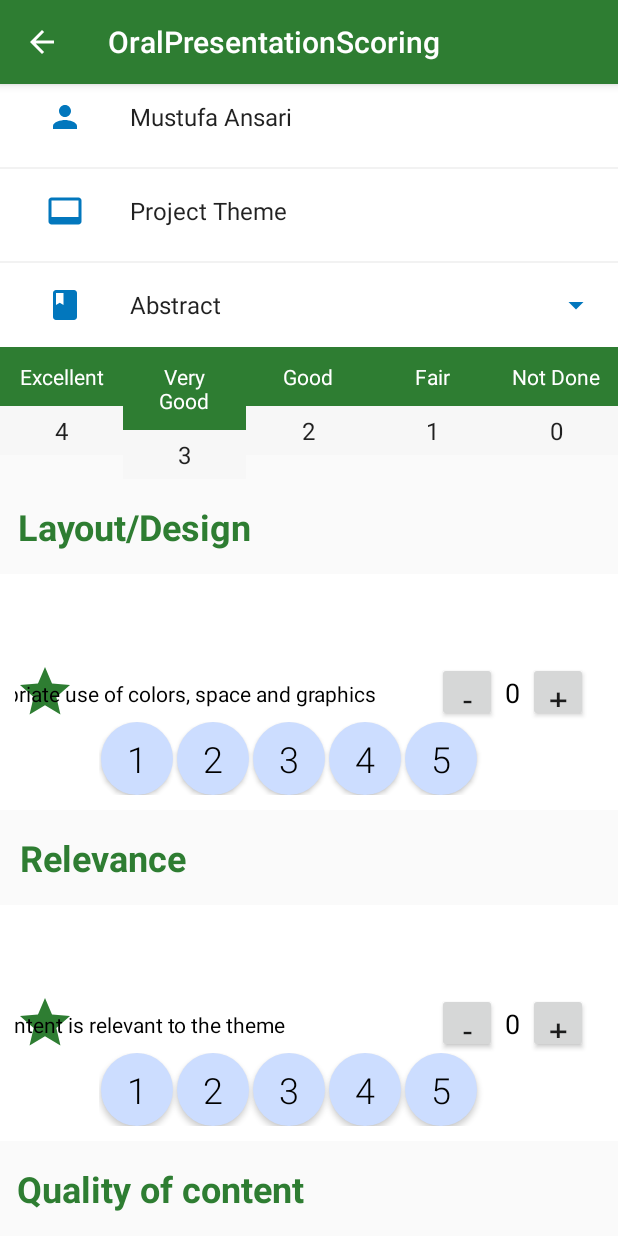
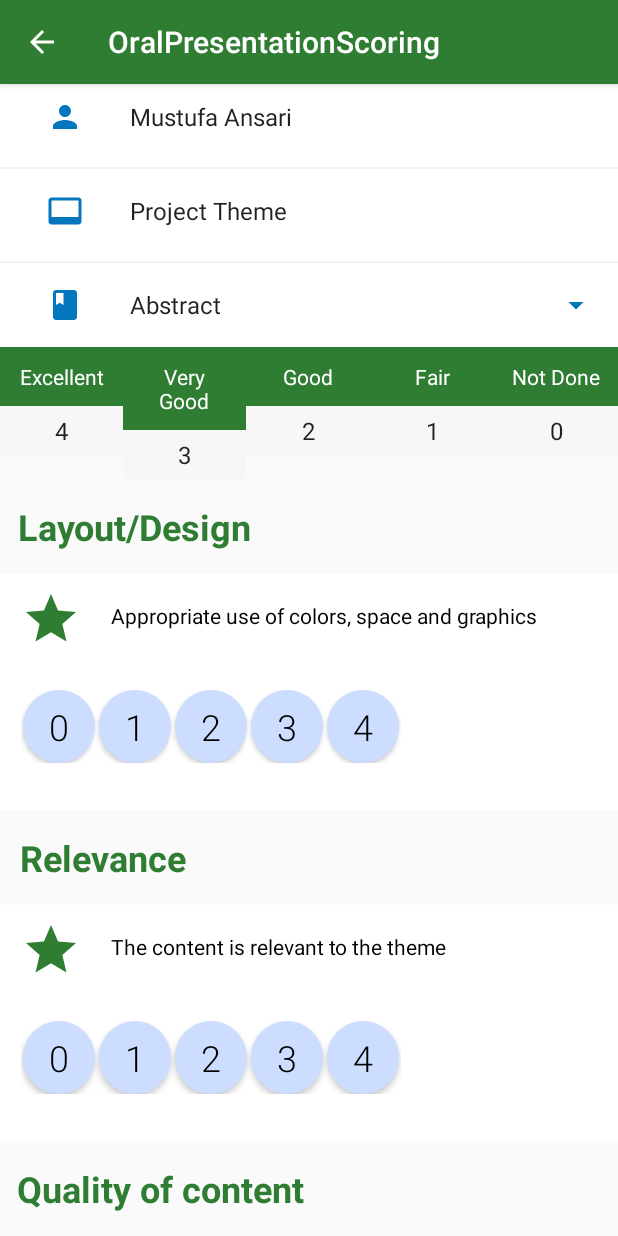
Before and after one commit to shznaqvi/ResearchDayScoringApp, an Android app: the ScoringActivity screen opened directly, with no data from a screen before it, on a phone screen of 412 x 824 dp. Run offline under Robolectric (Android 15) with nearby library versions, the phone set to English and light mode, and no system bars; our stand-ins replace data binding; 4 statements that could not run were skipped.

Commit message:
some changes

```diff
--- a/app/src/main/java/edu/aku/hassannaqvi/researchdayscoring/adapter/AllProjectListAdapter.java
+++ b/app/src/main/java/edu/aku/hassannaqvi/researchdayscoring/adapter/AllProjectListAdapter.java
@@ -53,9 +53,10 @@ public class AllProjectListAdapter extends RecyclerView.Adapter<AllProjectListAd
     public void onBindViewHolder(@NonNull final ViewHolder holder, final int i) {
 
         if (list.get(i) != null) {
+            holder.bi.projectTitle.setText(list.get(i).getTitle());
 
-            holder.bi.projectTitle.setText(list.get(i).getTitle());
-            holder.bi.authorFirstLetter.setText(String.valueOf(list.get(i).getAuthor().charAt(0)));
+            holder.bi.authorFirstLetter.setText(list.get(i).getProj_id().split("_")[0] + " " + list.get(i).getProj_id().split("_")[1]);
+            holder.bi.author.setText(list.get(i).getAuthor());
 
             holder.bi.viewMoreBtn.setOnClickListener(new View.OnClickListener() {
                 @Override
--- a/app/src/main/java/edu/aku/hassannaqvi/researchdayscoring/adapter/PosterScoringAdapter.java
+++ b/app/src/main/java/edu/aku/hassannaqvi/researchdayscoring/adapter/PosterScoringAdapter.java
@@ -74,27 +74,27 @@ public class PosterScoringAdapter extends RecyclerView.Adapter<RecyclerView.View
             final ContentViewHolder vh = (ContentViewHolder) holder;
             vh.bi.contentText.setText(list.get(i).sectionTitle);
             final int pos = i;
-            vh.bi.pointsPlus.setOnClickListener(new View.OnClickListener() {
-                @Override
-                public void onClick(View v) {
-                    if (list.get(pos).score <= 3) {
-                        vh.bi.counterText.setText(String.valueOf(++list.get(pos).score));
-
-                    }
-
-
-                }
-            });
-            vh.bi.pointsMinus.setOnClickListener(new View.OnClickListener() {
-                @Override
-                public void onClick(View v) {
-                    if (list.get(pos).score > 0) {
-                        vh.bi.counterText.setText(String.valueOf(--list.get(pos).score));
-
-                    }
-
-                }
-            });
+//            vh.bi.pointsPlus.setOnClickListener(new View.OnClickListener() {
+//                @Override
+//                public void onClick(View v) {
+//                    if (list.get(pos).score <= 3) {
+//                        vh.bi.counterText.setText(String.valueOf(++list.get(pos).score));
+//
+//                    }
+//
+//
+//                }
+//            });
+//            vh.bi.pointsMinus.setOnClickListener(new View.OnClickListener() {
+//                @Override
+//                public void onClick(View v) {
+//                    if (list.get(pos).score > 0) {
+//                        vh.bi.counterText.setText(String.valueOf(--list.get(pos).score));
+//
+//                    }
+//
+//                }
+//            });
 
         }
 
--- a/app/src/main/java/edu/aku/hassannaqvi/researchdayscoring/ui/AllProjectsActivity.java
+++ b/app/src/main/java/edu/aku/hassannaqvi/researchdayscoring/ui/AllProjectsActivity.java
@@ -78,4 +78,5 @@ public class AllProjectsActivity extends AppCompatActivity {
         super.onStart();
         init();
     }
+
 }
--- a/app/src/main/res/drawable/circle_image.xml
+++ b/app/src/main/res/drawable/circle_image.xml
@@ -1,7 +1,5 @@
 <?xml version="1.0" encoding="utf-8"?>
 <layer-list xmlns:android="http://schemas.android.com/apk/res/android">
-
-
     <item>
         <shape android:shape="oval">
             <stroke
--- a/app/src/main/res/layout/activity_oral_presentation_scoring.xml
+++ b/app/src/main/res/layout/activity_oral_presentation_scoring.xml
@@ -213,7 +213,6 @@
 
                 <LinearLayout
                     android:layout_width="0dp"
-
                     android:layout_height="wrap_content"
                     android:layout_weight="1"
                     android:orientation="vertical">
--- a/app/src/main/res/layout/item_content.xml
+++ b/app/src/main/res/layout/item_content.xml
@@ -1,6 +1,7 @@
 <?xml version="1.0" encoding="utf-8"?>
 <layout xmlns:android="http://schemas.android.com/apk/res/android"
-    xmlns:app="http://schemas.android.com/apk/res-auto">
+    xmlns:app="http://schemas.android.com/apk/res-auto"
+    xmlns:tools="http://schemas.android.com/tools">
 
     <android.support.constraint.ConstraintLayout
         android:layout_width="match_parent"
@@ -9,101 +10,105 @@
         android:orientation="horizontal"
         android:padding="10dp">
 
+        <!--        -->
+
         <ImageButton
             android:id="@+id/titlebg"
             android:layout_width="40dp"
             android:layout_height="40dp"
+            android:layout_marginStart="4dp"
             android:background="@drawable/ic_star"
             android:backgroundTint="@color/colorPrimary"
-            app:layout_constraintBottom_toBottomOf="parent"
             app:layout_constraintStart_toStartOf="parent"
             app:layout_constraintTop_toTopOf="parent">
 
 
         </ImageButton>
-        <!--        -->
 
         <TextView
             android:id="@+id/contentText"
             android:layout_width="417dp"
             android:layout_height="wrap_content"
-            android:layout_marginStart="8dp"
+            android:layout_marginStart="20dp"
+            android:layout_marginTop="8dp"
             android:maxLines="2"
             android:text="Relevance and Significance of  (to field of study, community, etc.)"
             android:textAppearance="@style/TextAppearance.AppCompat.Small"
             android:textColor="@android:color/black"
-            app:layout_constraintBottom_toBottomOf="parent"
-            app:layout_constraintEnd_toStartOf="@+id/constraintLayout2"
+            app:layout_constraintEnd_toEndOf="parent"
+            app:layout_constraintHorizontal_bias="0.0"
             app:layout_constraintStart_toEndOf="@+id/titlebg"
-            app:layout_constraintTop_toTopOf="parent"
-            app:layout_constraintVertical_bias="0.509" />
+            app:layout_constraintTop_toTopOf="parent" />
 
 
-        <android.support.constraint.ConstraintLayout
-            android:id="@+id/constraintLayout2"
-            android:layout_width="0dp"
-            android:layout_height="wrap_content"
-            android:layout_marginStart="10dp"
-            android:layout_marginEnd="10dp"
-            app:layout_constraintBottom_toBottomOf="parent"
-            app:layout_constraintEnd_toEndOf="parent"
-            app:layout_constraintHorizontal_weight="4"
-            app:layout_constraintTop_toTopOf="parent">
+        <!--        <android.support.constraint.ConstraintLayout-->
+        <!--            android:id="@+id/constraintLayout2"-->
+        <!--            android:layout_width="0dp"-->
+        <!--            android:layout_height="wrap_content"-->
+        <!--            android:layout_marginStart="10dp"-->
+        <!--            android:layout_marginEnd="10dp"-->
+        <!--            app:layout_constraintBottom_toBottomOf="parent"-->
+        <!--            app:layout_constraintEnd_toEndOf="parent"-->
+        <!--            app:layout_constraintHorizontal_weight="4"-->
+        <!--            app:layout_constraintTop_toTopOf="parent">-->
 
-            <Button
-                android:id="@+id/pointsMinus"
-                android:layout_width="40dp"
-                android:layout_height="40dp"
-                android:text="-"
-                android:textAppearance="@style/TextAppearance.AppCompat.Large"
-                app:layout_constraintStart_toStartOf="parent"
-                app:layout_constraintTop_toTopOf="parent" />
+        <!--            <Button-->
+        <!--                android:id="@+id/pointsMinus"-->
+        <!--                android:layout_width="40dp"-->
+        <!--                android:layout_height="40dp"-->
+        <!--                android:text="-"-->
+        <!--                android:textAppearance="@style/TextAppearance.AppCompat.Large"-->
+        <!--                app:layout_constraintStart_toStartOf="parent"-->
+        <!--                app:layout_constraintTop_toTopOf="parent" />-->
 
-            <TextView
-                android:id="@+id/counterText"
-                android:layout_width="wrap_content"
-                android:layout_height="wrap_content"
-                android:layout_marginStart="5dp"
-                android:layout_marginEnd="5dp"
-                android:text="0"
-                android:textAppearance="@style/TextAppearance.AppCompat.Medium"
-                android:textColor="@android:color/black"
-                app:layout_constraintBottom_toBottomOf="parent"
-                app:layout_constraintEnd_toStartOf="@+id/pointsPlus"
-                app:layout_constraintStart_toEndOf="@+id/pointsMinus"
-                app:layout_constraintTop_toTopOf="parent" />
+        <!--            <TextView-->
+        <!--                android:id="@+id/counterText"-->
+        <!--                android:layout_width="wrap_content"-->
+        <!--                android:layout_height="wrap_content"-->
+        <!--                android:layout_marginStart="5dp"-->
+        <!--                android:layout_marginEnd="5dp"-->
+        <!--                android:text="0"-->
+        <!--                android:textAppearance="@style/TextAppearance.AppCompat.Medium"-->
+        <!--                android:textColor="@android:color/black"-->
+        <!--                app:layout_constraintBottom_toBottomOf="parent"-->
+        <!--                app:layout_constraintEnd_toStartOf="@+id/pointsPlus"-->
+        <!--                app:layout_constraintStart_toEndOf="@+id/pointsMinus"-->
+        <!--                app:layout_constraintTop_toTopOf="parent" />-->
 
-            <Button
-                android:id="@+id/pointsPlus"
-                android:layout_width="40dp"
-                android:layout_height="40dp"
-                android:text="+"
-                android:textAppearance="@style/TextAppearance.AppCompat.Large"
-                app:layout_constraintEnd_toEndOf="parent"
-                app:layout_constraintTop_toTopOf="parent" />
+        <!--            <Button-->
+        <!--                android:id="@+id/pointsPlus"-->
+        <!--                android:layout_width="40dp"-->
+        <!--                android:layout_height="40dp"-->
+        <!--                android:text="+"-->
+        <!--                android:textAppearance="@style/TextAppearance.AppCompat.Large"-->
+        <!--                app:layout_constraintEnd_toEndOf="parent"-->
+        <!--                app:layout_constraintTop_toTopOf="parent" />-->
 
-        </android.support.constraint.ConstraintLayout>
+        <!--        </android.support.constraint.ConstraintLayout>-->
 
         <LinearLayout
+            android:layout_width="wrap_content"
+            android:layout_marginTop="40dp"
             android:id="@+id/linearLayout"
-            android:layout_width="match_parent"
+            android:layout_marginBottom="16dp"
             android:layout_height="wrap_content"
-            android:layout_marginStart="56dp"
+            android:paddingBottom="5dp"
             android:orientation="horizontal"
-            app:layout_constraintTop_toBottomOf="@id/constraintLayout2">
+            app:layout_constraintBottom_toBottomOf="parent"
+            app:layout_constraintStart_toStartOf="@+id/titlebg"
+            app:layout_constraintTop_toBottomOf="@+id/contentText">
 
             <Button
                 android:id="@+id/pres_01_01"
                 android:layout_width="48dp"
-                android:layout_height="wrap_content"
+                android:layout_height="match_parent"
                 android:layout_marginLeft="1dp"
                 android:layout_marginRight="1dp"
                 android:background="@drawable/round_button"
                 android:fontFamily="sans-serif-light"
                 android:gravity="center"
-                android:onClick="scorePres"
                 android:padding="8dp"
-                android:text="1"
+                android:text="0"
                 android:textColor="@android:color/black"
                 android:textSize="24sp" />
 
@@ -116,9 +121,8 @@
                 android:background="@drawable/round_button"
                 android:fontFamily="sans-serif-light"
                 android:gravity="center"
-                android:onClick="scorePres"
                 android:padding="8dp"
-                android:text="2"
+                android:text="1"
                 android:textColor="@android:color/black"
                 android:textSize="24sp"
 
@@ -126,7 +130,6 @@
 
             <Button
                 android:id="@+id/pres_01_03"
-
                 android:layout_width="48dp"
                 android:layout_height="wrap_content"
                 android:layout_marginLeft="1dp"
@@ -134,15 +137,13 @@
                 android:background="@drawable/round_button"
                 android:fontFamily="sans-serif-light"
                 android:gravity="center"
-                android:onClick="scorePres"
                 android:padding="8dp"
-                android:text="3"
+                android:text="2"
                 android:textColor="@android:color/black"
                 android:textSize="24sp" />
 
             <Button
                 android:id="@+id/pres_01_04"
-
                 android:layout_width="48dp"
                 android:layout_height="wrap_content"
                 android:layout_marginLeft="1dp"
@@ -150,15 +151,13 @@
                 android:background="@drawable/round_button"
                 android:fontFamily="sans-serif-light"
                 android:gravity="center"
-                android:onClick="scorePres"
                 android:padding="8dp"
-                android:text="4"
+                android:text="3"
                 android:textColor="@android:color/black"
                 android:textSize="24sp" />
 
             <Button
                 android:id="@+id/pres_01_05"
-
                 android:layout_width="48dp"
                 android:layout_height="wrap_content"
                 android:layout_marginLeft="1dp"
@@ -166,25 +165,26 @@
                 android:background="@drawable/round_button"
                 android:fontFamily="sans-serif-light"
                 android:gravity="center"
-                android:onClick="scorePres"
                 android:padding="8dp"
-                android:text="5"
+                android:text="4"
                 android:textColor="@android:color/black"
                 android:textSize="24sp" />
         </LinearLayout>
 
 
-        <!--        <LinearLayout-->
-        <!--            android:gravity="center"-->
-        <!--            android:layout_width="0dp"-->
-        <!--            android:layout_height="wrap_content"-->
-        <!--            android:layout_gravity="center_vertical"-->
-        <!--            android:layout_weight="2"-->
-        <!--            android:orientation="horizontal">-->
-
-
-        <!--        </LinearLayout>-->
-
-
+        <TextView
+            android:id="@+id/marksShow"
+            android:layout_width="wrap_content"
+            android:layout_height="wrap_content"
+            android:layout_marginTop="32dp"
+            android:textColor="@color/colorPrimary"
+            android:textSize="40sp"
+            android:textStyle="bold"
+            app:layout_constraintBottom_toBottomOf="parent"
+            app:layout_constraintEnd_toEndOf="parent"
+            app:layout_constraintHorizontal_bias="0.857"
+            app:layout_constraintStart_toEndOf="@+id/linearLayout"
+            app:layout_constraintTop_toBottomOf="@+id/contentText"
+            app:layout_constraintVertical_bias="0.0" />
     </android.support.constraint.ConstraintLayout>
 </layout>
```
Also changed, not shown: app/src/main/java/edu/aku/hassannaqvi/researchdayscoring/adapter/PresentationScoringAdapter.java (+27 -21 lines), app/src/main/res/drawable/round_button_yellow.xml (added, +13 -0 lines), app/src/main/res/layout/activity_login.xml (+4 -8 lines), app/src/main/res/layout/custom_dialog_layout.xml (+22 -19 lines), app/src/main/res/layout/list_item.xml (+35 -12 lines).
